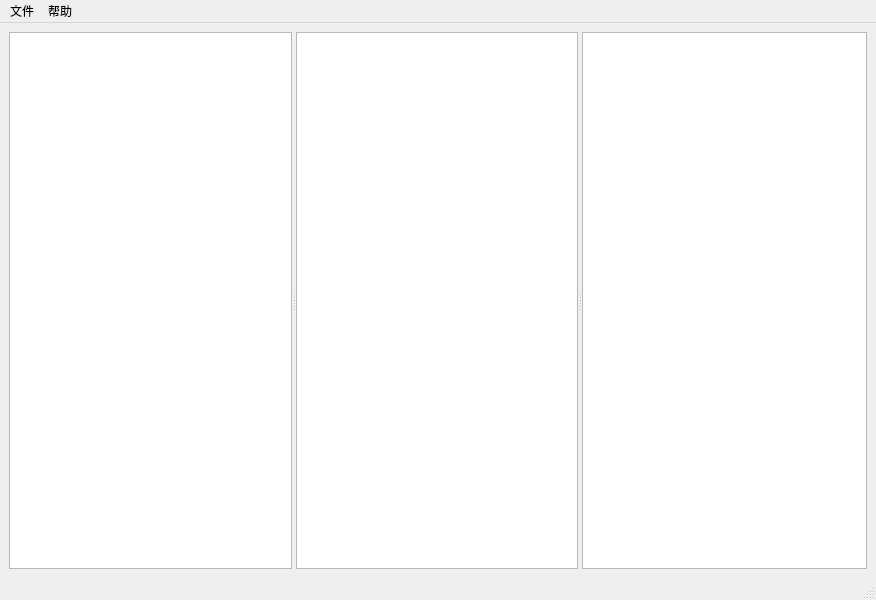
The window that mainwindow.ui (XChy/IntelliNote) describes before a commit, drawn with Qt 5.
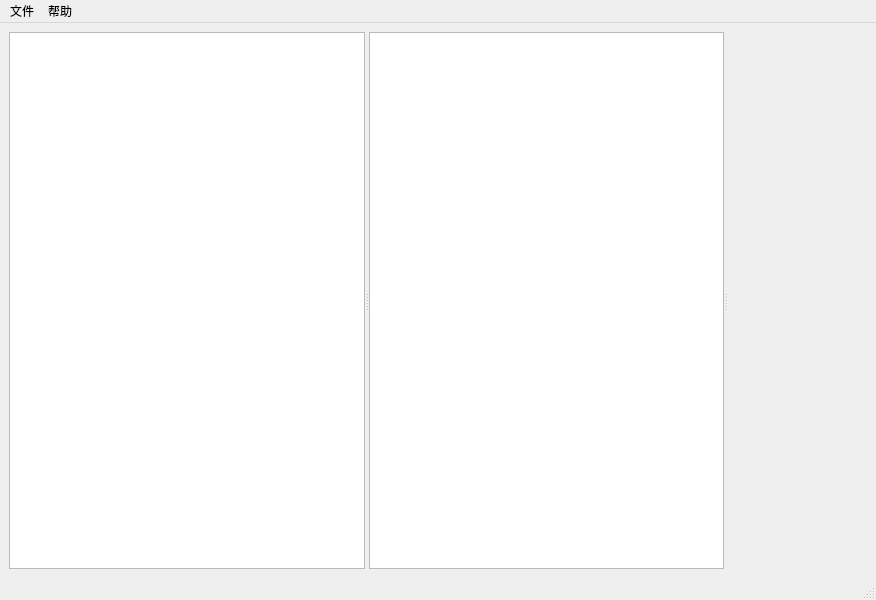
The same window after the commit. Custom widgets are drawn as their Qt base class.

Diff of the .ui file:
```diff
--- a/mainwindow.ui
+++ b/mainwindow.ui
@@ -40,14 +40,7 @@
          </sizepolicy>
         </property>
        </widget>
-      </widget>
-      <widget class="QTextBrowser" name="textBrowser">
-       <property name="sizePolicy">
-        <sizepolicy hsizetype="Expanding" vsizetype="Expanding">
-         <horstretch>0</horstretch>
-         <verstretch>0</verstretch>
-        </sizepolicy>
-       </property>
+       <widget class="MDViewer" name="viewer"/>
       </widget>
      </widget>
     </item>
@@ -89,6 +82,14 @@
    </property>
   </action>
  </widget>
+ <customwidgets>
+  <customwidget>
+   <class>MDViewer</class>
+   <extends>QFrame</extends>
+   <header location="global">MDViewer.h</header>
+   <container>1</container>
+  </customwidget>
+ </customwidgets>
  <resources/>
  <connections/>
 </ui>
```
